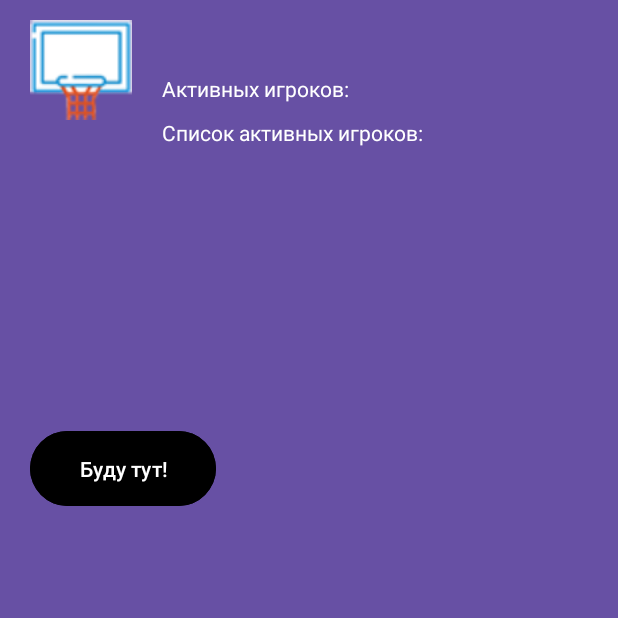
After one commit to pRaBwa4/sport_spot_the_app, an Android app: the MainActivity3 screen opened directly, with no data from a screen before it, on a phone screen of 412 x 824 dp, the top half of it. The commit adds this screen. Run offline under Robolectric (Android 15) with nearby library versions, the phone set to English and light mode, and no system bars.

```diff
--- a/app/src/main/AndroidManifest.xml
+++ b/app/src/main/AndroidManifest.xml
@@ -1,11 +1,11 @@
 <?xml version="1.0" encoding="utf-8"?>
 <manifest xmlns:android="http://schemas.android.com/apk/res/android"
     xmlns:tools="http://schemas.android.com/tools">
+
     <uses-permission android:name="android.permission.INTERNET" />
     <uses-permission android:name="android.permission.ACCESS_NETWORK_STATE" />
     <uses-permission android:name="android.permission.ACCESS_COARSE_LOCATION" />
     <uses-permission android:name="android.permission.ACCESS_FINE_LOCATION" />
-
 
     <application
         android:allowBackup="true"
@@ -17,18 +17,22 @@
         android:supportsRtl="true"
         android:theme="@style/Theme.SportSpot"
         tools:targetApi="31">
-
+        <activity
+            android:name=".MainActivity3"
+            android:exported="false" />
         <activity
             android:name=".MainActivity"
-            android:exported="true" >
+            android:exported="true">
             <intent-filter>
                 <action android:name="android.intent.action.VIEW" />
+
                 <category android:name="android.intent.category.DEFAULT" />
                 <category android:name="android.intent.category.BROWSABLE" />
+
                 <data
                     android:host="example.page.link"
-                    android:scheme="https"
-                    android:path="/register" />
+                    android:path="/register"
+                    android:scheme="https" />
             </intent-filter>
         </activity>
         <activity
@@ -47,9 +51,6 @@
             </intent-filter>
         </activity>
         <activity
-            android:name=".MainActivity3"
-            android:exported="false" />
-        <activity
             android:name=".MainActivity2"
             android:exported="false" />
     </application>
--- /dev/null
+++ b/app/src/main/java/com/example/sport_spot/MainActivity3.java
@@ -0,0 +1,47 @@
+package com.example.sport_spot;
+
+import android.os.Bundle;
+import android.view.View;
+import android.widget.Button;
+import android.widget.TextView;
+import androidx.annotation.Nullable;
+import androidx.appcompat.app.AppCompatActivity;
+
+public class MainActivity3 extends AppCompatActivity {
+
+    private Button myButton;
+    private boolean isCancelled = false;
+
+    @Override
+    protected void onCreate(@Nullable Bundle savedInstanceState) {
+        super.onCreate(savedInstanceState);
+        setContentView(R.layout.activity_main3);
+
+        // передаем инфу про адрес из MainActivity2
+        String address = getIntent().getStringExtra("ADDRESS");
+
+        // отображение адреса
+        TextView addressTextView = findViewById(R.id.addressTextView);
+        addressTextView.setText(address);
+
+        // Set up button
+        myButton = findViewById(R.id.iam_here_button);
+        myButton.setOnClickListener(new View.OnClickListener() {
+            @Override
+            public void onClick(View view) {
+                toggleButtonTextAndColor();
+            }
+        });
+    }
+        // кнопка меняется в зависимости от нажатия
+    private void toggleButtonTextAndColor() {
+        if (isCancelled) {
+            myButton.setText("Буду тут!");
+            myButton.setBackgroundColor(getResources().getColor(android.R.color.black));
+        } else {
+            myButton.setText("Отменить");
+            myButton.setBackgroundColor(getResources().getColor(R.color.red_color_for_button_cancel));
+        }
+        isCancelled = !isCancelled;
+    }
+}
--- /dev/null
+++ b/app/src/main/res/layout/activity_main3.xml
@@ -0,0 +1,64 @@
+<?xml version="1.0" encoding="utf-8"?>
+<androidx.constraintlayout.widget.ConstraintLayout xmlns:android="http://schemas.android.com/apk/res/android"
+    xmlns:app="http://schemas.android.com/apk/res-auto"
+    xmlns:tools="http://schemas.android.com/tools"
+    android:layout_width="match_parent"
+    android:layout_height="match_parent"
+    android:background="@color/purple_for_submit_button_n_widgets"
+    tools:context=".MainActivity3">
+
+    <ImageView
+        android:id="@+id/imageView2"
+        android:layout_width="68dp"
+        android:layout_height="73dp"
+        android:layout_marginStart="20dp"
+        android:layout_marginTop="10dp"
+        app:layout_constraintStart_toStartOf="parent"
+        app:layout_constraintTop_toTopOf="parent"
+        app:srcCompat="@drawable/basket" />
+
+    <TextView
+        android:id="@+id/addressTextView"
+        android:layout_width="wrap_content"
+        android:layout_height="wrap_content"
+        android:layout_marginStart="20dp"
+        android:layout_marginTop="20dp"
+        android:text="(тут будет адрес)"
+        android:textColor="@color/white_for_text"
+        app:layout_constraintStart_toEndOf="@+id/imageView2"
+        app:layout_constraintTop_toTopOf="parent" />
+
+    <TextView
+        android:id="@+id/textView2"
+        android:layout_width="wrap_content"
+        android:layout_height="wrap_content"
+        android:layout_marginStart="20dp"
+        android:layout_marginTop="10dp"
+        android:text="Активных игроков: "
+        android:textColor="@color/white_for_text"
+        app:layout_constraintStart_toEndOf="@+id/imageView2"
+        app:layout_constraintTop_toBottomOf="@+id/addressTextView" />
+
+    <Button
+        android:id="@+id/iam_here_button"
+        android:layout_width="124dp"
+        android:layout_height="58dp"
+        android:layout_marginTop="200dp"
+        android:backgroundTint="@color/black"
+        android:text="Буду тут!"
+        app:layout_constraintEnd_toEndOf="parent"
+        app:layout_constraintHorizontal_bias="0.069"
+        app:layout_constraintStart_toStartOf="parent"
+        app:layout_constraintTop_toBottomOf="@+id/imageView2" />
+
+    <TextView
+        android:id="@+id/textView3"
+        android:layout_width="wrap_content"
+        android:layout_height="wrap_content"
+        android:layout_marginStart="20dp"
+        android:layout_marginTop="10dp"
+        android:text="Список активных игроков:"
+        android:textColor="@color/white_for_text"
+        app:layout_constraintStart_toEndOf="@+id/imageView2"
+        app:layout_constraintTop_toBottomOf="@+id/textView2" />
+</androidx.constraintlayout.widget.ConstraintLayout>
--- a/app/src/main/res/layout/activity_profile.xml
+++ b/app/src/main/res/layout/activity_profile.xml
@@ -19,12 +19,13 @@
 
     <Button
         android:id="@+id/gotomap"
-        android:layout_width="148dp"
-        android:layout_height="51dp"
-        android:layout_marginBottom="28dp"
+        android:layout_width="160dp"
+        android:layout_height="53dp"
+        android:layout_marginBottom="36dp"
+        android:onClick="ToMainActivity2"
         android:text="GoToMap"
-        android:onClick="ToMainActivity2"
         app:layout_constraintBottom_toBottomOf="parent"
         app:layout_constraintEnd_toEndOf="parent"
+        app:layout_constraintHorizontal_bias="0.539"
         app:layout_constraintStart_toStartOf="parent" />
 </androidx.constraintlayout.widget.ConstraintLayout>
--- a/app/src/main/res/values/colors.xml
+++ b/app/src/main/res/values/colors.xml
@@ -5,4 +5,5 @@
     <color name="backgroung_for_main_activity">#FFFF11FF</color>
     <color name="hint_for_registration_color">#C0C0C0</color>
     <color name="purple_for_submit_button_n_widgets">#ff6750a4</color>
+    <color name="red_color_for_button_cancel">#8B0000</color>
 </resources>
```
